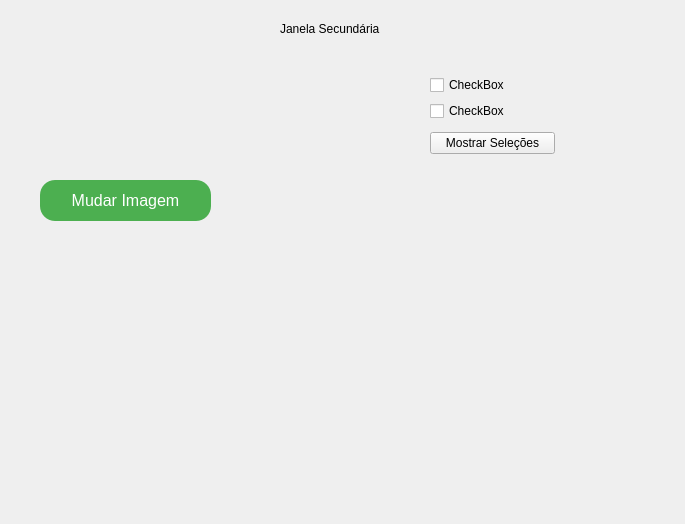
Luisf66/Qt-Creator, file janelasecundaria.ui: the form before one commit.
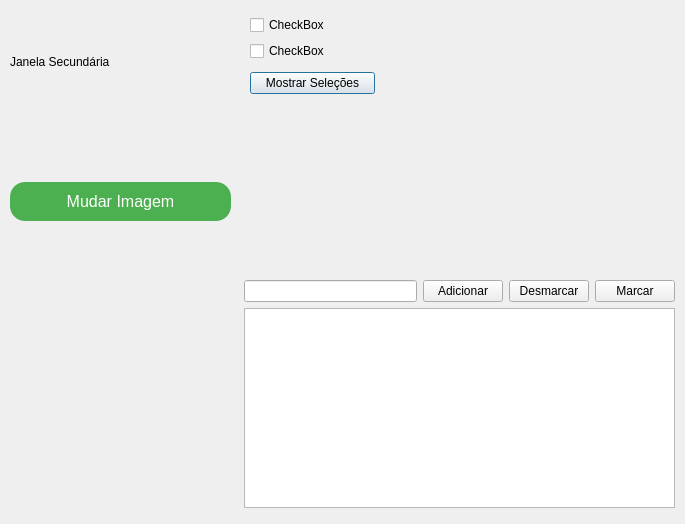
The form after the commit. Icons and pictures are not drawn.

What changed in the file:
```diff
--- a/janelasecundaria.ui
+++ b/janelasecundaria.ui
@@ -13,28 +13,64 @@
   <property name="windowTitle">
    <string>Dialog</string>
   </property>
+  <widget class="QWidget" name="layoutWidget">
+   <property name="geometry">
+    <rect>
+     <x>250</x>
+     <y>10</y>
+     <width>125</width>
+     <height>90</height>
+    </rect>
+   </property>
+   <layout class="QVBoxLayout" name="verticalLayout_2">
+    <item>
+     <layout class="QVBoxLayout" name="verticalLayout">
+      <item>
+       <widget class="QCheckBox" name="checkBox">
+        <property name="text">
+         <string>CheckBox</string>
+        </property>
+       </widget>
+      </item>
+      <item>
+       <widget class="QCheckBox" name="checkBox_2">
+        <property name="text">
+         <string>CheckBox</string>
+        </property>
+       </widget>
+      </item>
+     </layout>
+    </item>
+    <item>
+     <widget class="QPushButton" name="pushButton">
+      <property name="text">
+       <string>Mostrar Seleções</string>
+      </property>
+     </widget>
+    </item>
+   </layout>
+  </widget>
+  <widget class="QWidget" name="">
+   <property name="geometry">
+    <rect>
+     <x>10</x>
+     <y>10</y>
+     <width>221</width>
+     <height>211</height>
+    </rect>
+   </property>
+   <layout class="QVBoxLayout" name="verticalLayout_4">
+    <item>
   <widget class="QLabel" name="numero_pagina">
-   <property name="geometry">
-    <rect>
-     <x>280</x>
-     <y>20</y>
-     <width>121</width>
-     <height>18</height>
-    </rect>
-   </property>
    <property name="text">
     <string>Janela Secundária</string>
    </property>
   </widget>
+    </item>
+    <item>
+     <layout class="QVBoxLayout" name="verticalLayout_3">
+      <item>
   <widget class="QLabel" name="Imagem_github">
-   <property name="geometry">
-    <rect>
-     <x>40</x>
-     <y>40</y>
-     <width>91</width>
-     <height>61</height>
-    </rect>
-   </property>
    <property name="text">
     <string/>
    </property>
@@ -45,15 +81,9 @@
     <bool>true</bool>
    </property>
   </widget>
+      </item>
+      <item>
   <widget class="QPushButton" name="Mudar_Imagem">
-   <property name="geometry">
-    <rect>
-     <x>40</x>
-     <y>180</y>
-     <width>171</width>
-     <height>41</height>
-    </rect>
-   </property>
    <property name="styleSheet">
     <string notr="true"> background-color: #4CAF50; /* Cor de fundo do botão */
   color: white; /* Cor do texto */
@@ -66,40 +96,51 @@
     <string>Mudar Imagem</string>
    </property>
   </widget>
+      </item>
+     </layout>
+    </item>
+   </layout>
+  </widget>
   <widget class="QWidget" name="">
    <property name="geometry">
     <rect>
-     <x>430</x>
-     <y>70</y>
-     <width>125</width>
-     <height>90</height>
+     <x>244</x>
+     <y>280</y>
+     <width>431</width>
+     <height>228</height>
     </rect>
    </property>
-   <layout class="QVBoxLayout" name="verticalLayout_2">
+   <layout class="QVBoxLayout" name="verticalLayout_5">
     <item>
-     <layout class="QVBoxLayout" name="verticalLayout">
+     <layout class="QHBoxLayout" name="horizontalLayout">
       <item>
-       <widget class="QCheckBox" name="checkBox">
+       <widget class="QLineEdit" name="lineEdit"/>
+      </item>
+      <item>
+       <widget class="QPushButton" name="btn_adicionar">
         <property name="text">
-         <string>CheckBox</string>
+         <string>Adicionar</string>
         </property>
        </widget>
       </item>
       <item>
-       <widget class="QCheckBox" name="checkBox_2">
+       <widget class="QPushButton" name="btn_desmarcar">
         <property name="text">
-         <string>CheckBox</string>
+         <string>Desmarcar</string>
+        </property>
+       </widget>
+      </item>
+      <item>
+       <widget class="QPushButton" name="btn_marcar">
+        <property name="text">
+         <string>Marcar</string>
         </property>
        </widget>
       </item>
      </layout>
     </item>
     <item>
-     <widget class="QPushButton" name="pushButton">
-      <property name="text">
-       <string>Mostrar Seleções</string>
-      </property>
-     </widget>
+     <widget class="QListWidget" name="listWidget"/>
     </item>
    </layout>
   </widget>
```
Lines whose indentation alone changed are shown as unchanged.
